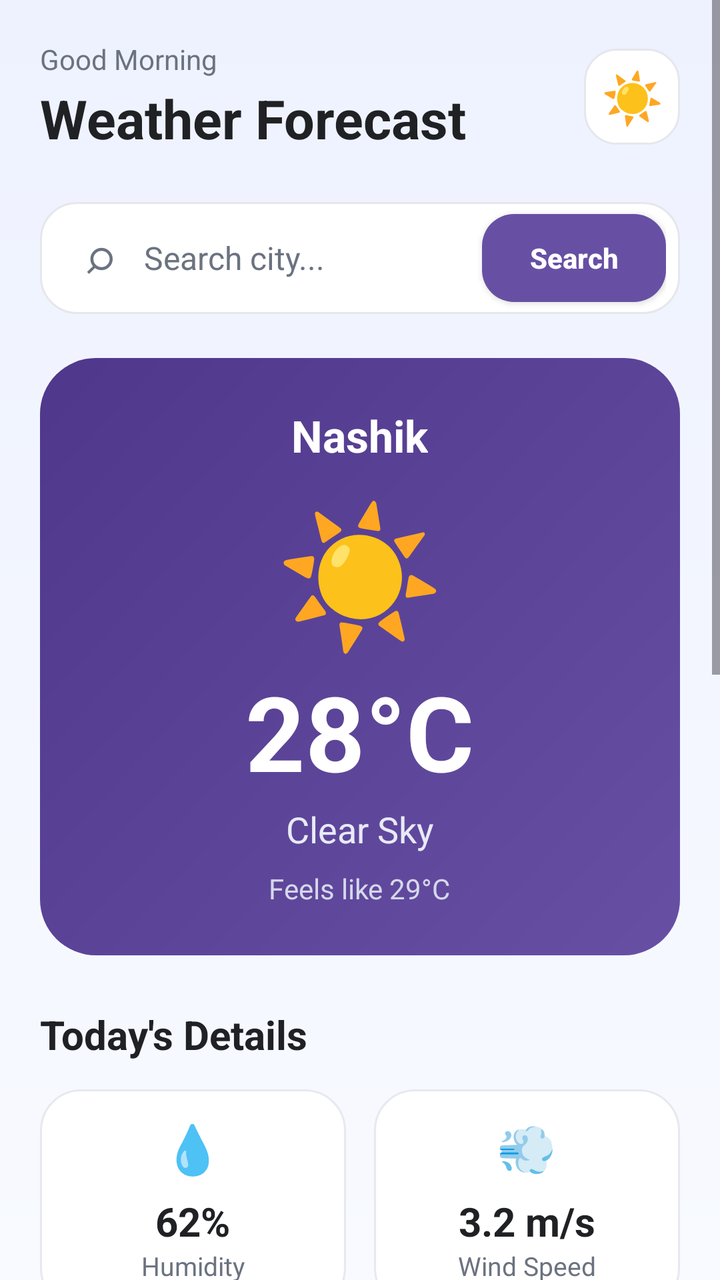
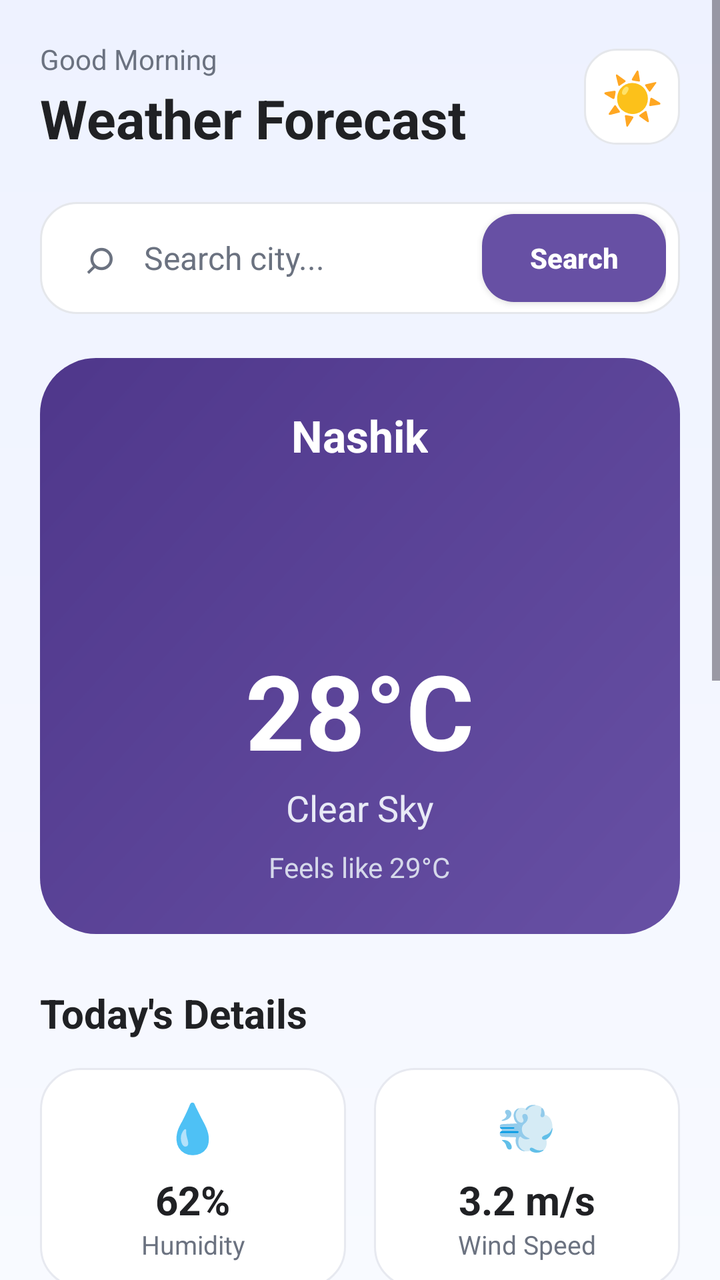

Screens rendered from an Android XML layout before and after an edit, with the pre-edit source and the edit as a unified diff.
<!-- AndroidManifest.xml: application theme Theme.WeatherForecastApp -->
<!-- res/layout/activity_main.xml -->
<?xml version="1.0" encoding="utf-8"?>
<ScrollView xmlns:android="http://schemas.android.com/apk/res/android"
    android:layout_width="match_parent"
    android:layout_height="match_parent"
    android:background="@drawable/bg_screen"
    android:fillViewport="true">

    <LinearLayout
        android:layout_width="match_parent"
        android:layout_height="wrap_content"
        android:orientation="vertical"
        android:padding="20dp">

        
        <LinearLayout
            android:layout_width="match_parent"
            android:layout_height="wrap_content"
            android:gravity="center_vertical"
            android:orientation="horizontal">

            <LinearLayout
                android:layout_width="0dp"
                android:layout_height="wrap_content"
                android:layout_weight="1"
                android:orientation="vertical">

                <TextView
                    android:layout_width="wrap_content"
                    android:layout_height="wrap_content"
                    android:text="Good Morning"
                    android:textColor="@color/text_secondary"
                    android:textSize="14sp" />

                <TextView
                    android:layout_width="wrap_content"
                    android:layout_height="wrap_content"
                    android:layout_marginTop="2dp"
                    android:text="Weather Forecast"
                    android:textColor="@color/text_primary"
                    android:textSize="27sp"
                    android:textStyle="bold" />

            </LinearLayout>

            <TextView
                android:layout_width="48dp"
                android:layout_height="48dp"
                android:background="@drawable/bg_icon"
                android:gravity="center"
                android:text="☀"
                android:textColor="@color/accent"
                android:textSize="25sp" />

        </LinearLayout>

        
        <LinearLayout
            android:layout_width="match_parent"
            android:layout_height="56dp"
            android:layout_marginTop="24dp"
            android:background="@drawable/bg_search"
            android:gravity="center_vertical"
            android:orientation="horizontal"
            android:paddingStart="16dp"
            android:paddingEnd="7dp">

            <TextView
                android:layout_width="28dp"
                android:layout_height="wrap_content"
                android:gravity="center"
                android:text="⌕"
                android:textColor="@color/text_secondary"
                android:textSize="24sp" />

            <EditText
                android:id="@+id/cityEditText"
                android:layout_width="0dp"
                android:layout_height="match_parent"
                android:layout_weight="1"
                android:background="@android:color/transparent"
                android:hint="Search city..."
                android:inputType="textCapWords"
                android:paddingStart="8dp"
                android:paddingEnd="8dp"
                android:textColor="@color/text_primary"
                android:textColorHint="@color/text_secondary"
                android:textSize="16sp" />

            <Button
                android:id="@+id/searchButton"
                android:layout_width="92dp"
                android:layout_height="44dp"
                android:background="@drawable/bg_search_button"
                android:minHeight="0dp"
                android:text="Search"
                android:textAllCaps="false"
                android:textColor="@android:color/white"
                android:textSize="14sp"
                android:textStyle="bold" />

        </LinearLayout>

        
        <LinearLayout
            android:layout_width="match_parent"
            android:layout_height="wrap_content"
            android:layout_marginTop="22dp"
            android:background="@drawable/bg_weather_card"
            android:gravity="center"
            android:orientation="vertical"
            android:padding="24dp">

            <TextView
                android:id="@+id/cityTextView"
                android:layout_width="wrap_content"
                android:layout_height="wrap_content"
                android:text="Nashik"
                android:textColor="@android:color/white"
                android:textSize="22sp"
                android:textStyle="bold" />

            <TextView
                android:id="@+id/weatherIconTextView"
                android:layout_width="wrap_content"
                android:layout_height="wrap_content"
                android:layout_marginTop="8dp"
                android:text="☀"
                android:textColor="@color/weather_sun"
                android:textSize="68sp" />

            <TextView
                android:id="@+id/temperatureTextView"
                android:layout_width="wrap_content"
                android:layout_height="wrap_content"
                android:text="28°C"
                android:textColor="@android:color/white"
                android:textSize="52sp"
                android:textStyle="bold" />

            <TextView
                android:id="@+id/weatherTextView"
                android:layout_width="wrap_content"
                android:layout_height="wrap_content"
                android:layout_marginTop="2dp"
                android:text="Clear Sky"
                android:textColor="#E8EAF6"
                android:textSize="18sp" />

            <TextView
                android:id="@+id/feelsLikeTextView"
                android:layout_width="wrap_content"
                android:layout_height="wrap_content"
                android:layout_marginTop="8dp"
                android:text="Feels like 29°C"
                android:textColor="#D5D8EA"
                android:textSize="14sp" />

        </LinearLayout>

        
        <TextView
            android:layout_width="wrap_content"
            android:layout_height="wrap_content"
            android:layout_marginTop="26dp"
            android:text="Today's Details"
            android:textColor="@color/text_primary"
            android:textSize="20sp"
            android:textStyle="bold" />

        
        <LinearLayout
            android:layout_width="match_parent"
            android:layout_height="wrap_content"
            android:layout_marginTop="14dp"
            android:orientation="horizontal">

            <LinearLayout
                android:layout_width="0dp"
                android:layout_height="110dp"
                android:layout_marginEnd="7dp"
                android:layout_weight="1"
                android:background="@drawable/bg_stat_card"
                android:gravity="center"
                android:orientation="vertical">

                <TextView
                    android:layout_width="wrap_content"
                    android:layout_height="wrap_content"
                    android:text="💧"
                    android:textSize="24sp" />

                <TextView
                    android:id="@+id/humidityTextView"
                    android:layout_width="wrap_content"
                    android:layout_height="wrap_content"
                    android:layout_marginTop="7dp"
                    android:text="62%"
                    android:textColor="@color/text_primary"
                    android:textSize="20sp"
                    android:textStyle="bold" />

                <TextView
                    android:layout_width="wrap_content"
                    android:layout_height="wrap_content"
                    android:text="Humidity"
                    android:textColor="@color/text_secondary"
                    android:textSize="13sp" />

            </LinearLayout>

            <LinearLayout
                android:layout_width="0dp"
                android:layout_height="110dp"
                android:layout_marginStart="7dp"
                android:layout_weight="1"
                android:background="@drawable/bg_stat_card"
                android:gravity="center"
                android:orientation="vertical">

                <TextView
                    android:layout_width="wrap_content"
                    android:layout_height="wrap_content"
                    android:text="💨"
                    android:textSize="24sp" />

                <TextView
                    android:id="@+id/windTextView"
                    android:layout_width="wrap_content"
                    android:layout_height="wrap_content"
                    android:layout_marginTop="7dp"
                    android:text="3.2 m/s"
                    android:textColor="@color/text_primary"
                    android:textSize="20sp"
                    android:textStyle="bold" />

                <TextView
                    android:layout_width="wrap_content"
                    android:layout_height="wrap_content"
                    android:text="Wind Speed"
                    android:textColor="@color/text_secondary"
                    android:textSize="13sp" />

            </LinearLayout>

        </LinearLayout>

        
        <LinearLayout
            android:layout_width="match_parent"
            android:layout_height="wrap_content"
            android:layout_marginTop="14dp"
            android:orientation="horizontal">

            <LinearLayout
                android:layout_width="0dp"
                android:layout_height="110dp"
                android:layout_marginEnd="7dp"
                android:layout_weight="1"
                android:background="@drawable/bg_stat_card"
                android:gravity="center"
                android:orientation="vertical">

                <TextView
                    android:layout_width="wrap_content"
                    android:layout_height="wrap_content"
                    android:text="🌡"
                    android:textSize="24sp" />

                <TextView
                    android:id="@+id/pressureTextView"
                    android:layout_width="wrap_content"
                    android:layout_height="wrap_content"
                    android:layout_marginTop="7dp"
                    android:text="1012 hPa"
                    android:textColor="@color/text_primary"
                    android:textSize="20sp"
                    android:textStyle="bold" />

                <TextView
                    android:layout_width="wrap_content"
                    android:layout_height="wrap_content"
                    android:text="Pressure"
                    android:textColor="@color/text_secondary"
                    android:textSize="13sp" />

            </LinearLayout>

            <LinearLayout
                android:layout_width="0dp"
                android:layout_height="110dp"
                android:layout_marginStart="7dp"
                android:layout_weight="1"
                android:background="@drawable/bg_stat_card"
                android:gravity="center"
                android:orientation="vertical">

                <TextView
                    android:layout_width="wrap_content"
                    android:layout_height="wrap_content"
                    android:text="👁"
                    android:textSize="24sp" />

                <TextView
                    android:id="@+id/visibilityTextView"
                    android:layout_width="wrap_content"
                    android:layout_height="wrap_content"
                    android:layout_marginTop="7dp"
                    android:text="10 km"
                    android:textColor="@color/text_primary"
                    android:textSize="20sp"
                    android:textStyle="bold" />

                <TextView
                    android:layout_width="wrap_content"
                    android:layout_height="wrap_content"
                    android:text="Visibility"
                    android:textColor="@color/text_secondary"
                    android:textSize="13sp" />

            </LinearLayout>

        </LinearLayout>

        
        <TextView
            android:layout_width="wrap_content"
            android:layout_height="wrap_content"
            android:layout_marginTop="28dp"
            android:text="5-Day Forecast"
            android:textColor="@color/text_primary"
            android:textSize="20sp"
            android:textStyle="bold" />

        <LinearLayout
            android:layout_width="match_parent"
            android:layout_height="wrap_content"
            android:layout_marginTop="14dp"
            android:orientation="vertical">

            
            <LinearLayout
                android:layout_width="match_parent"
                android:layout_height="58dp"
                android:background="@drawable/bg_forecast_item"
                android:gravity="center_vertical"
                android:paddingStart="16dp"
                android:paddingEnd="16dp">

                <TextView
                    android:id="@+id/forecastDay1TextView"
                    android:layout_width="60dp"
                    android:layout_height="wrap_content"
                    android:text="Today"
                    android:textColor="@color/text_primary"
                    android:textStyle="bold" />

                <TextView
                    android:id="@+id/forecastIcon1TextView"
                    android:layout_width="0dp"
                    android:layout_height="wrap_content"
                    android:layout_weight="1"
                    android:gravity="center"
                    android:text="☀"
                    android:textSize="24sp" />

                <TextView
                    android:id="@+id/forecastTemp1TextView"
                    android:layout_width="100dp"
                    android:layout_height="wrap_content"
                    android:gravity="end"
                    android:text="--° / --°"
                    android:textColor="@color/text_primary"
                    android:textStyle="bold" />

            </LinearLayout>

            
            <LinearLayout
                android:layout_width="match_parent"
                android:layout_height="58dp"
                android:layout_marginTop="8dp"
                android:background="@drawable/bg_forecast_item"
                android:gravity="center_vertical"
                android:paddingStart="16dp"
                android:paddingEnd="16dp">

                <TextView
                    android:id="@+id/forecastDay2TextView"
                    android:layout_width="60dp"
                    android:layout_height="wrap_content"
                    android:text="Tue"
                    android:textColor="@color/text_primary"
                    android:textStyle="bold" />

                <TextView
                    android:id="@+id/forecastIcon2TextView"
                    android:layout_width="0dp"
                    android:layout_height="wrap_content"
                    android:layout_weight="1"
                    android:gravity="center"
                    android:text="☀"
                    android:textSize="24sp" />

                <TextView
                    android:id="@+id/forecastTemp2TextView"
                    android:layout_width="100dp"
                    android:layout_height="wrap_content"
                    android:gravity="end"
                    android:text="--° / --°"
                    android:textColor="@color/text_primary"
                    android:textStyle="bold" />

            </LinearLayout>

            
            <LinearLayout
                android:layout_width="match_parent"
                android:layout_height="58dp"
                android:layout_marginTop="8dp"
                android:background="@drawable/bg_forecast_item"
                android:gravity="center_vertical"
                android:paddingStart="16dp"
                android:paddingEnd="16dp">

                <TextView
                    android:id="@+id/forecastDay3TextView"
                    android:layout_width="60dp"
                    android:layout_height="wrap_content"
                    android:text="Wed"
                    android:textColor="@color/text_primary"
                    android:textStyle="bold" />

                <TextView
                    android:id="@+id/forecastIcon3TextView"
                    android:layout_width="0dp"
                    android:layout_height="wrap_content"
                    android:layout_weight="1"
                    android:gravity="center"
                    android:text="☀"
                    android:textSize="24sp" />

                <TextView
                    android:id="@+id/forecastTemp3TextView"
                    android:layout_width="100dp"
                    android:layout_height="wrap_content"
                    android:gravity="end"
                    android:text="--° / --°"
                    android:textColor="@color/text_primary"
                    android:textStyle="bold" />

            </LinearLayout>

            
            <LinearLayout
                android:layout_width="match_parent"
                android:layout_height="58dp"
                android:layout_marginTop="8dp"
                android:background="@drawable/bg_forecast_item"
                android:gravity="center_vertical"
                android:paddingStart="16dp"
                android:paddingEnd="16dp">

                <TextView
                    android:id="@+id/forecastDay4TextView"
                    android:layout_width="60dp"
                    android:layout_height="wrap_content"
                    android:text="Thu"
                    android:textColor="@color/text_primary"
                    android:textStyle="bold" />

                <TextView
                    android:id="@+id/forecastIcon4TextView"
                    android:layout_width="0dp"
                    android:layout_height="wrap_content"
                    android:layout_weight="1"
                    android:gravity="center"
                    android:text="☀"
                    android:textSize="24sp" />

                <TextView
                    android:id="@+id/forecastTemp4TextView"
                    android:layout_width="100dp"
                    android:layout_height="wrap_content"
                    android:gravity="end"
                    android:text="--° / --°"
                    android:textColor="@color/text_primary"
                    android:textStyle="bold" />

            </LinearLayout>

            
            <LinearLayout
                android:layout_width="match_parent"
                android:layout_height="58dp"
                android:layout_marginTop="8dp"
                android:background="@drawable/bg_forecast_item"
                android:gravity="center_vertical"
                android:paddingStart="16dp"
                android:paddingEnd="16dp">

                <TextView
                    android:id="@+id/forecastDay5TextView"
                    android:layout_width="60dp"
                    android:layout_height="wrap_content"
                    android:text="Fri"
                    android:textColor="@color/text_primary"
                    android:textStyle="bold" />

                <TextView
                    android:id="@+id/forecastIcon5TextView"
                    android:layout_width="0dp"
                    android:layout_height="wrap_content"
                    android:layout_weight="1"
                    android:gravity="center"
                    android:text="☀"
                    android:textSize="24sp" />

                <TextView
                    android:id="@+id/forecastTemp5TextView"
                    android:layout_width="100dp"
                    android:layout_height="wrap_content"
                    android:gravity="end"
                    android:text="--° / --°"
                    android:textColor="@color/text_primary"
                    android:textStyle="bold" />

            </LinearLayout>

        </LinearLayout>

        
        <Space
            android:layout_width="match_parent"
            android:layout_height="24dp" />

    </LinearLayout>

</ScrollView>
<!-- resources referenced by this layout -->
<resources>
  <color name="accent">#6750A4</color>
  <color name="text_primary">#202124</color>
  <color name="text_secondary">#6B7280</color>
  <color name="weather_sun">#FFD166</color>
  <!-- drawable bg_forecast_item (drawable) -->
  <?xml version="1.0" encoding="utf-8"?>
  <shape xmlns:android="http://schemas.android.com/apk/res/android">
  
      <solid android:color="@color/card_background" />
  
      <corners android:radius="16dp" />
  
      <stroke
          android:width="1dp"
          android:color="#E7E9F0" />
  
  </shape>
  <!-- drawable bg_icon (drawable) -->
  <?xml version="1.0" encoding="utf-8"?>
  <shape xmlns:android="http://schemas.android.com/apk/res/android">
  
      <solid android:color="#FFFFFF" />
  
      <corners android:radius="16dp" />
  
      <stroke
          android:width="1dp"
          android:color="#E5E7EB" />
  
  </shape>
  <!-- drawable bg_screen (drawable) -->
  <?xml version="1.0" encoding="utf-8"?>
  <shape xmlns:android="http://schemas.android.com/apk/res/android">
  
      <gradient
          android:angle="270"
          android:endColor="@color/background_end"
          android:startColor="@color/background_start" />
  
  </shape>
  <!-- drawable bg_search (drawable) -->
  <?xml version="1.0" encoding="utf-8"?>
  <shape xmlns:android="http://schemas.android.com/apk/res/android">
  
      <solid android:color="@color/card_background" />
  
      <corners android:radius="18dp" />
  
      <stroke
          android:width="1dp"
          android:color="#E5E7EB" />
  
  </shape>
  <!-- drawable bg_search_button (drawable) -->
  <?xml version="1.0" encoding="utf-8"?>
  <shape xmlns:android="http://schemas.android.com/apk/res/android">
  
      <solid android:color="@color/accent" />
  
      <corners android:radius="16dp" />
  
  </shape>
  <!-- drawable bg_stat_card (drawable) -->
  <?xml version="1.0" encoding="utf-8"?>
  <shape xmlns:android="http://schemas.android.com/apk/res/android">
  
      <solid android:color="@color/card_background" />
  
      <corners android:radius="20dp" />
  
      <stroke
          android:width="1dp"
          android:color="#E7E9F0" />
  
  </shape>
  <!-- drawable bg_weather_card (drawable) -->
  <?xml version="1.0" encoding="utf-8"?>
  <shape xmlns:android="http://schemas.android.com/apk/res/android">
  
      <gradient
          android:angle="135"
          android:endColor="#4F378B"
          android:startColor="#6750A4" />
  
      <corners android:radius="28dp" />
  
  </shape>
  <style name="Theme.WeatherForecastApp" parent="Base.Theme.WeatherForecastApp" />
  <color name="card_background">#FFFFFF</color>
  <color name="background_end">#F8FAFF</color>
  <color name="background_start">#EEF2FF</color>
  <style name="Base.Theme.WeatherForecastApp" parent="Theme.Material3.DayNight.NoActionBar">
          
          
      </style>
</resources>

<!-- the commit's change to res/layout/activity_main.xml (unified diff, before → after) -->
@@ -1,5 +1,6 @@
 <?xml version="1.0" encoding="utf-8"?>
 <ScrollView xmlns:android="http://schemas.android.com/apk/res/android"
+    xmlns:app="http://schemas.android.com/apk/res-auto"
     android:layout_width="match_parent"
     android:layout_height="match_parent"
     android:background="@drawable/bg_screen"
@@ -119,14 +120,14 @@
                 android:textSize="22sp"
                 android:textStyle="bold" />
 
-            <TextView
-                android:id="@+id/weatherIconTextView"
-                android:layout_width="wrap_content"
-                android:layout_height="wrap_content"
+            
+            <ImageView
+                android:id="@+id/weatherIconImageView"
+                android:layout_width="80dp"
+                android:layout_height="80dp"
                 android:layout_marginTop="8dp"
-                android:text="☀"
-                android:textColor="@color/weather_sun"
-                android:textSize="68sp" />
+                android:contentDescription="Current weather icon"
+                android:scaleType="centerInside" />
 
             <TextView
                 android:id="@+id/temperatureTextView"
@@ -354,14 +355,13 @@
                     android:textColor="@color/text_primary"
                     android:textStyle="bold" />
 
-                <TextView
-                    android:id="@+id/forecastIcon1TextView"
+                <ImageView
+                    android:id="@+id/forecastIcon1ImageView"
                     android:layout_width="0dp"
-                    android:layout_height="wrap_content"
+                    android:layout_height="40dp"
                     android:layout_weight="1"
-                    android:gravity="center"
-                    android:text="☀"
-                    android:textSize="24sp" />
+                    android:contentDescription="Day 1 weather icon"
+                    android:scaleType="centerInside" />
 
                 <TextView
                     android:id="@+id/forecastTemp1TextView"
@@ -392,14 +392,13 @@
                     android:textColor="@color/text_primary"
                     android:textStyle="bold" />
 
-                <TextView
-                    android:id="@+id/forecastIcon2TextView"
+                <ImageView
+                    android:id="@+id/forecastIcon2ImageView"
                     android:layout_width="0dp"
-                    android:layout_height="wrap_content"
+                    android:layout_height="40dp"
                     android:layout_weight="1"
-                    android:gravity="center"
-                    android:text="☀"
-                    android:textSize="24sp" />
+                    android:contentDescription="Day 2 weather icon"
+                    android:scaleType="centerInside" />
 
                 <TextView
                     android:id="@+id/forecastTemp2TextView"
@@ -430,14 +429,13 @@
                     android:textColor="@color/text_primary"
                     android:textStyle="bold" />
 
-                <TextView
-                    android:id="@+id/forecastIcon3TextView"
+                <ImageView
+                    android:id="@+id/forecastIcon3ImageView"
                     android:layout_width="0dp"
-                    android:layout_height="wrap_content"
+                    android:layout_height="40dp"
                     android:layout_weight="1"
-                    android:gravity="center"
-                    android:text="☀"
-                    android:textSize="24sp" />
+                    android:contentDescription="Day 3 weather icon"
+                    android:scaleType="centerInside" />
 
                 <TextView
                     android:id="@+id/forecastTemp3TextView"
@@ -468,14 +466,13 @@
                     android:textColor="@color/text_primary"
                     android:textStyle="bold" />
 
-                <TextView
-                    android:id="@+id/forecastIcon4TextView"
+                <ImageView
+                    android:id="@+id/forecastIcon4ImageView"
                     android:layout_width="0dp"
-                    android:layout_height="wrap_content"
+                    android:layout_height="40dp"
                     android:layout_weight="1"
-                    android:gravity="center"
-                    android:text="☀"
-                    android:textSize="24sp" />
+                    android:contentDescription="Day 4 weather icon"
+                    android:scaleType="centerInside" />
 
                 <TextView
                     android:id="@+id/forecastTemp4TextView"
@@ -506,14 +503,13 @@
                     android:textColor="@color/text_primary"
                     android:textStyle="bold" />
 
-                <TextView
-                    android:id="@+id/forecastIcon5TextView"
+                <ImageView
+                    android:id="@+id/forecastIcon5ImageView"
                     android:layout_width="0dp"
-                    android:layout_height="wrap_content"
+                    android:layout_height="40dp"
                     android:layout_weight="1"
-                    android:gravity="center"
-                    android:text="☀"
-                    android:textSize="24sp" />
+                    android:contentDescription="Day 5 weather icon"
+                    android:scaleType="centerInside" />
 
                 <TextView
                     android:id="@+id/forecastTemp5TextView"
<!-- resource entries referenced after the edit -->
@@ -3,7 +3,6 @@
   <color name="accent">#6750A4</color>
   <color name="text_primary">#202124</color>
   <color name="text_secondary">#6B7280</color>
-  <color name="weather_sun">#FFD166</color>
   <!-- drawable bg_forecast_item (drawable) -->
   <?xml version="1.0" encoding="utf-8"?>
   <shape xmlns:android="http://schemas.android.com/apk/res/android">
